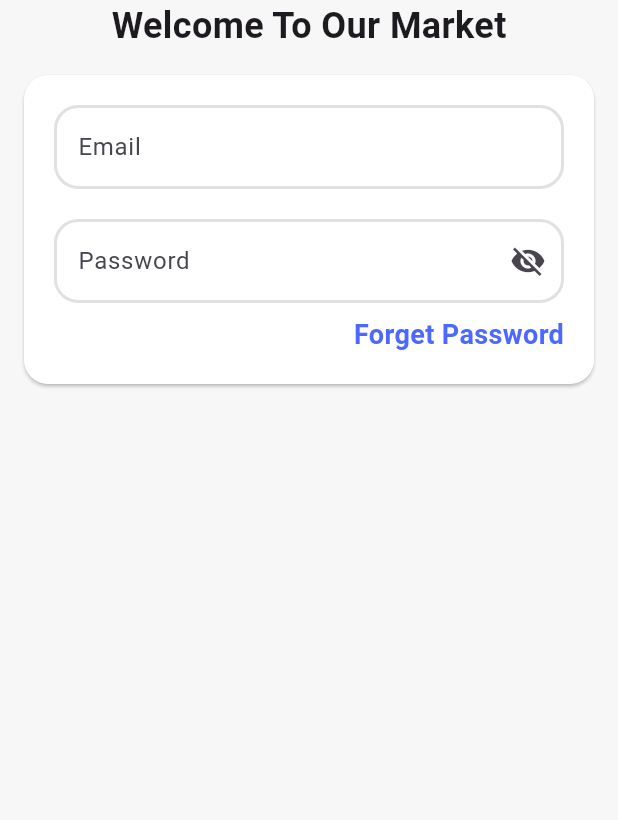
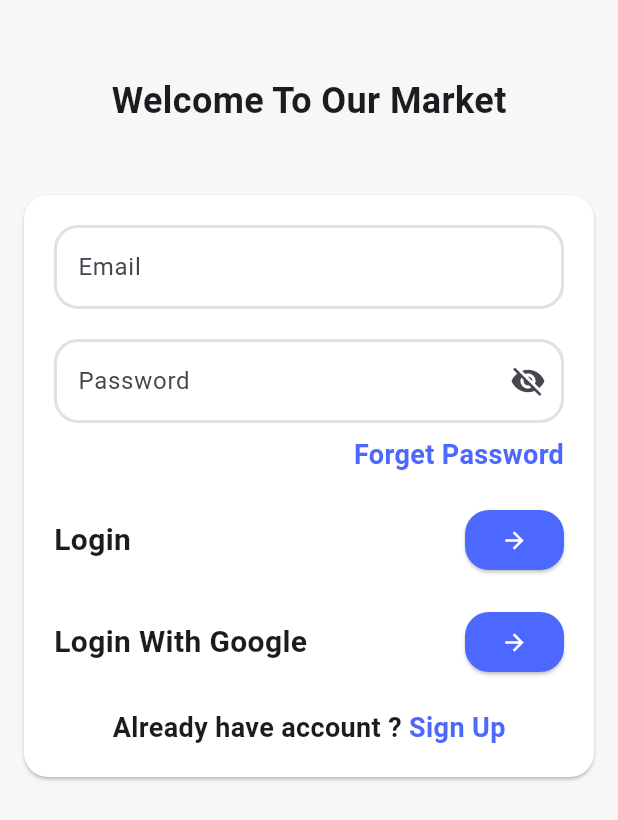
Before and after one commit to Marwa-Atef596/E-commerce, a Flutter app: the screen it shows after launch, on a phone screen of 412 x 824 dp. Shown: the top 820 px of the screen. Run offline on Flutter 3.47's test engine with Material 3 defaults, Android fonts, the phone set to English and light mode, and no system bars.

Commit message:
finish login ui

```diff
--- /dev/null
+++ b/lib/view/home/widget/card_content.dart
@@ -0,0 +1,69 @@
+import 'package:flutter/material.dart';
+
+import '../../../core/custom_text_field.dart';
+import 'custom_login_text.dart';
+import 'custom_sign_card.dart';
+
+class CardContent extends StatelessWidget {
+  const CardContent({
+    super.key,
+  });
+
+  @override
+  Widget build(BuildContext context) {
+    return SingleChildScrollView(
+      child: Column(
+        children: [
+          CustomTextFormField(label: 'Email'),
+          SizedBox(
+            height: 20,
+          ),
+          CustomTextFormField(
+            label: 'Password',
+            SUFFIX: Icon(Icons.visibility_off),
+            obscureText: true,
+          ),
+          SizedBox(
+            height: 8,
+          ),
+          Align(
+            alignment: AlignmentDirectional.centerEnd,
+            child: CustomLoginText(
+              text: 'Forget Password',
+            ),
+          ),
+          SizedBox(
+            height: 20,
+          ),
+          CustomSignCard(
+            txt: 'Login',
+            onPressed: () {},
+          ),
+          SizedBox(
+            height: 20,
+          ),
+          CustomSignCard(
+            txt: 'Login With Google',
+            onPressed: () {},
+          ),
+          SizedBox(
+            height: 20,
+          ),
+          Row(
+            mainAxisAlignment: MainAxisAlignment.center,
+            children: [
+              Text(
+                'Already have account ? ',
+                style: TextStyle(
+                  fontSize: 18,
+                  fontWeight: FontWeight.bold,
+                ),
+              ),
+              CustomLoginText(text: 'Sign Up')
+            ],
+          )
+        ],
+      ),
+    );
+  }
+}
--- a/lib/view/home/widget/custom_login_card.dart
+++ b/lib/view/home/widget/custom_login_card.dart
@@ -1,7 +1,7 @@
 import 'package:flutter/material.dart';
 
 import '../../../core/app_colors.dart';
-import '../../../core/custom_text_field.dart';
+import 'card_content.dart';
 
 class CustomLoginCard extends StatelessWidget {
   const CustomLoginCard({
@@ -16,51 +16,7 @@ class CustomLoginCard extends StatelessWidget {
         shape: RoundedRectangleBorder(borderRadius: BorderRadius.circular(16)),
         child: Padding(
           padding: const EdgeInsets.symmetric(horizontal: 20, vertical: 20),
-          child: Column(
-            children: [
-              CustomTextFormField(label: 'Email'),
-              SizedBox(
-                height: 20,
-              ),
-              CustomTextFormField(
-                label: 'Password',
-                SUFFIX: Icon(Icons.visibility_off),
-                obscureText: true,
-              ),
-              SizedBox(
-                height: 8,
-              ),
-              Align(
-                alignment: AlignmentDirectional.centerEnd,
-                child: CustomLoginText(
-                  text: 'Forget Password',
-                ),
-              ),
-            ],
-          ),
+          child: CardContent(),
         ));
   }
 }
-
-class CustomLoginText extends StatelessWidget {
-  const CustomLoginText({
-    super.key,
-    required this.text, this.onTap,
-  });
-  final String text;
- final void Function()? onTap;
-  @override
-  Widget build(BuildContext context) {
-    return InkWell(
-      onTap:onTap ,
-      child: Text(
-        text,
-        style: TextStyle(
-          color: AppColors.kPrimaryColor,
-          fontSize: 18,
-          fontWeight: FontWeight.bold,
-        ),
-      ),
-    );
-  }
-}
--- /dev/null
+++ b/lib/view/home/widget/custom_login_text.dart
@@ -0,0 +1,27 @@
+import 'package:flutter/material.dart';
+
+import '../../../core/app_colors.dart';
+
+class CustomLoginText extends StatelessWidget {
+  const CustomLoginText({
+    super.key,
+    required this.text,
+    this.onTap,
+  });
+  final String text;
+  final void Function()? onTap;
+  @override
+  Widget build(BuildContext context) {
+    return InkWell(
+      onTap: onTap,
+      child: Text(
+        text,
+        style: TextStyle(
+          color: AppColors.kPrimaryColor,
+          fontSize: 18,
+          fontWeight: FontWeight.bold,
+        ),
+      ),
+    );
+  }
+}
--- /dev/null
+++ b/lib/view/home/widget/custom_sign_card.dart
@@ -0,0 +1,40 @@
+import 'package:flutter/material.dart';
+
+import '../../../core/app_colors.dart';
+
+class CustomSignCard extends StatelessWidget {
+  const CustomSignCard({
+    super.key,
+    required this.txt,
+    this.onPressed,
+  });
+  final String txt;
+  final void Function()? onPressed;
+  @override
+  Widget build(BuildContext context) {
+    return Row(
+      mainAxisAlignment: MainAxisAlignment.spaceBetween,
+      children: [
+        Text(
+          txt,
+          style: TextStyle(
+            fontSize: 20,
+            fontWeight: FontWeight.bold,
+          ),
+        ),
+        ElevatedButton(
+          style: ElevatedButton.styleFrom(
+            shape:
+                RoundedRectangleBorder(borderRadius: BorderRadius.circular(16)),
+            backgroundColor: AppColors.kPrimaryColor,
+          ),
+          onPressed: onPressed,
+          child: Icon(
+            Icons.arrow_forward,
+            color: Colors.white,
+          ),
+        )
+      ],
+    );
+  }
+}
--- a/lib/view/home/widget/login_view_body.dart
+++ b/lib/view/home/widget/login_view_body.dart
@@ -1,7 +1,5 @@
-import 'package:e_commerce/core/app_colors.dart';
 import 'package:flutter/material.dart';
 
-import '../../../core/custom_text_field.dart';
 import 'custom_login_card.dart';
 
 class LoginViewBody extends StatelessWidget {
@@ -11,6 +9,9 @@ class LoginViewBody extends StatelessWidget {
   Widget build(BuildContext context) {
     return Column(
       children: [
+        SizedBox(
+          height: 50,
+        ),
         Text(
           'Welcome To Our Market',
           style: TextStyle(
@@ -18,8 +19,10 @@ class LoginViewBody extends StatelessWidget {
             fontWeight: FontWeight.bold,
           ),
         ),
+        SizedBox(
+          height: 30,
+        ),
         CustomLoginCard(),
-
       ],
     );
   }
```
